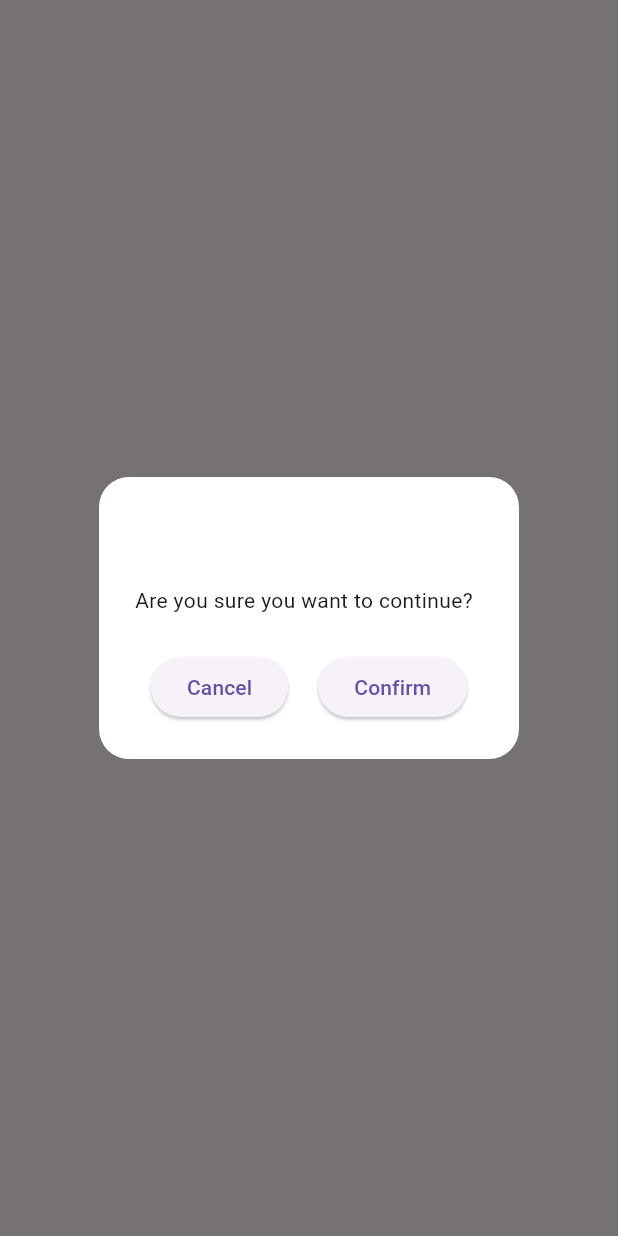
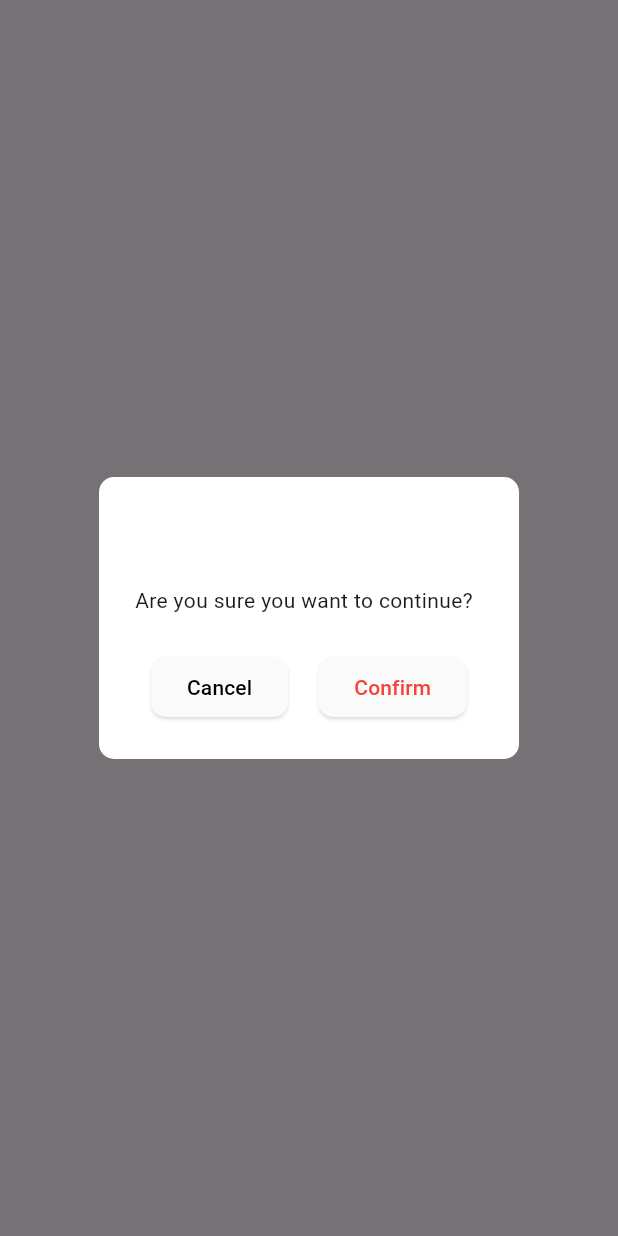
Before and after one commit to AfalpHy/ParticleMusic, a Flutter app: what showConfirmDialog() shows on an empty page, opened directly with empty values, on a phone screen of 412 x 824 dp. Run offline on Flutter 3.47's test engine with Material 3 defaults, Android fonts, the phone set to English and light mode, and no system bars; our stand-ins replace audio_service, auto_size_text, flutter_switch, just_audio, marquee, permission_handler and 3 more; missing offline and left inert: audio_metadata_reader; statements that could not run were skipped.

Commit message:
adjust some colors

```diff
--- a/lib/common.dart
+++ b/lib/common.dart
@@ -46,8 +46,11 @@ void showCenterMessage(BuildContext context, String message) {
   final overlayEntry = OverlayEntry(
     builder: (context) => Center(
       child: Material(
-        color: Colors.black45,
-        borderRadius: BorderRadius.circular(8),
+        color: Colors.black,
+        shape: SmoothRectangleBorder(
+          smoothness: 1,
+          borderRadius: BorderRadius.circular(8),
+        ),
         child: Padding(
           padding: EdgeInsets.all(16),
           child: Text(
@@ -74,23 +77,45 @@ Future<bool> showConfirmDialog(BuildContext context, String action) async {
       return AlertDialog(
         shape: SmoothRectangleBorder(
           smoothness: 1,
-          borderRadius: BorderRadius.circular(20),
+          borderRadius: BorderRadius.circular(10),
         ),
         backgroundColor: Colors.white,
         title: Text(action),
-        content: const Text('Are you sure you want to continue?'),
+        content: const Text(
+          'Are you sure you want to continue?',
+          style: TextStyle(fontSize: 14),
+        ),
         actions: [
           Row(
-            mainAxisAlignment:
-                MainAxisAlignment.center, // 👈 center horizontally
+            mainAxisAlignment: MainAxisAlignment.center,
             children: [
               ElevatedButton(
                 onPressed: () => Navigator.pop(context, false),
+                style: ElevatedButton.styleFrom(
+                  elevation: 1,
+                  backgroundColor: Colors.grey.shade50,
+                  shadowColor: Colors.black54,
+                  foregroundColor: Colors.black,
+                  shape: SmoothRectangleBorder(
+                    smoothness: 1,
+                    borderRadius: BorderRadius.circular(10),
+                  ),
+                ),
                 child: const Text('Cancel'),
               ),
               const SizedBox(width: 20),
               ElevatedButton(
                 onPressed: () => Navigator.pop(context, true),
+                style: ElevatedButton.styleFrom(
+                  elevation: 1,
+                  backgroundColor: Colors.grey.shade50,
+                  shadowColor: Colors.black54,
+                  foregroundColor: Colors.red,
+                  shape: SmoothRectangleBorder(
+                    smoothness: 1,
+                    borderRadius: BorderRadius.circular(10),
+                  ),
+                ),
                 child: const Text('Confirm'),
               ),
             ],
```
Also changed, not shown: lib/setting.dart (+21 -0 lines).
